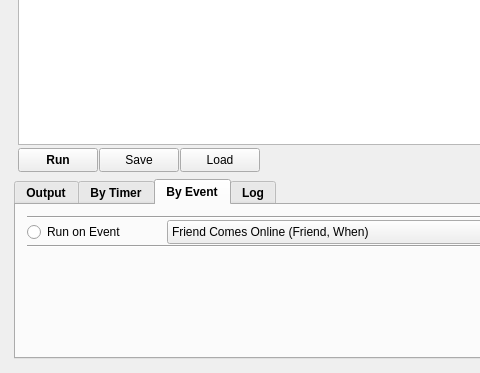
RetroShare/Lua4RS, file Lua4RSWidget.ui: the form before one commit; both pictures show x 0 to 480 and y 448 to 821 of the 858 by 821 pixel window.
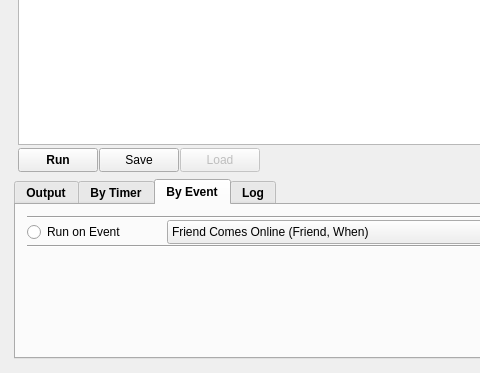
The form after the commit. Icons and pictures are not drawn.

The edit to the form file:
```diff
--- a/Lua4RSWidget.ui
+++ b/Lua4RSWidget.ui
@@ -1061,6 +1061,9 @@
              </item>
              <item>
               <widget class="QPushButton" name="pb_load">
+               <property name="enabled">
+                <bool>false</bool>
+               </property>
                <property name="sizePolicy">
                 <sizepolicy hsizetype="Minimum" vsizetype="Fixed">
                  <horstretch>0</horstretch>
```
Left out of the diff: 281 changed lines with no effect on the pictures.
